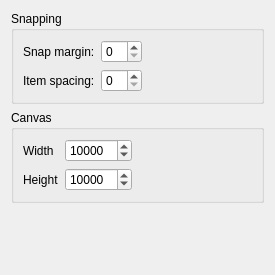
First picture: the form in src/plugins/qmldesigner/settingspage.ui, repository qt-creator/qt-creator, before the edit.
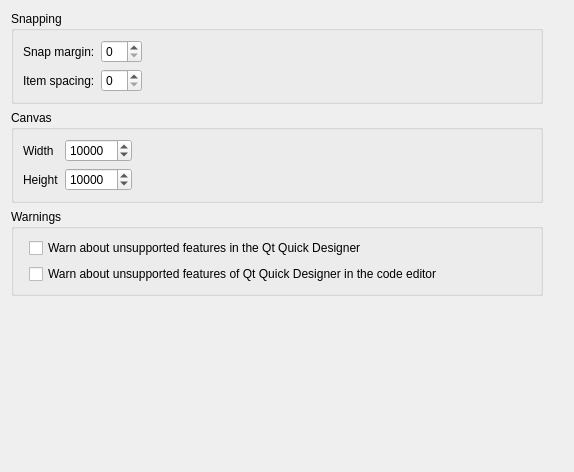
Second picture: the form after the edit.

Commit message:
QmlDesigner: adding a nice dialog for warnings
This patch also includes options to turn the warnings off.

```diff
--- a/src/plugins/qmldesigner/settingspage.ui
+++ b/src/plugins/qmldesigner/settingspage.ui
@@ -6,15 +6,15 @@
    <rect>
     <x>0</x>
     <y>0</y>
-    <width>275</width>
-    <height>275</height>
+    <width>574</width>
+    <height>472</height>
    </rect>
   </property>
   <property name="windowTitle">
    <string>Form</string>
   </property>
-  <layout class="QVBoxLayout" name="verticalLayout">
-   <item>
+  <layout class="QGridLayout" name="gridLayout">
+   <item row="0" column="0">
     <widget class="QGroupBox" name="groupBox_3">
      <property name="title">
       <string>Snapping</string>
@@ -67,7 +67,7 @@
      </layout>
     </widget>
    </item>
-   <item>
+   <item row="1" column="0">
     <widget class="QGroupBox" name="groupBox">
      <property name="title">
       <string>Canvas</string>
@@ -132,7 +132,40 @@
      </layout>
     </widget>
    </item>
-   <item>
+   <item row="2" column="0">
+    <widget class="QGroupBox" name="groupBox_2">
+     <property name="title">
+      <string>Warnings</string>
+     </property>
+     <layout class="QHBoxLayout" name="horizontalLayout_3">
+      <item>
+       <layout class="QFormLayout" name="formLayout_3">
+        <item row="0" column="1">
+         <widget class="QCheckBox" name="designerWarningsCheckBox">
+          <property name="toolTip">
+           <string>Warn about QML features which are not properly supported by the Qt Quick Designer</string>
+          </property>
+          <property name="text">
+           <string>Warn about unsupported features in the Qt Quick Designer</string>
+          </property>
+         </widget>
+        </item>
+        <item row="1" column="1">
+         <widget class="QCheckBox" name="designerWarningsInEditorCheckBox">
+          <property name="toolTip">
+           <string>Also warn in the code editor about QML features which are not properly supported by the Qt Quick Designer</string>
+          </property>
+          <property name="text">
+           <string>Warn about unsupported features of Qt Quick Designer in the code editor</string>
+          </property>
+         </widget>
+        </item>
+       </layout>
+      </item>
+     </layout>
+    </widget>
+   </item>
+   <item row="3" column="1">
     <spacer name="verticalSpacer">
      <property name="orientation">
       <enum>Qt::Vertical</enum>
```
The commit also changes 11 other files.
